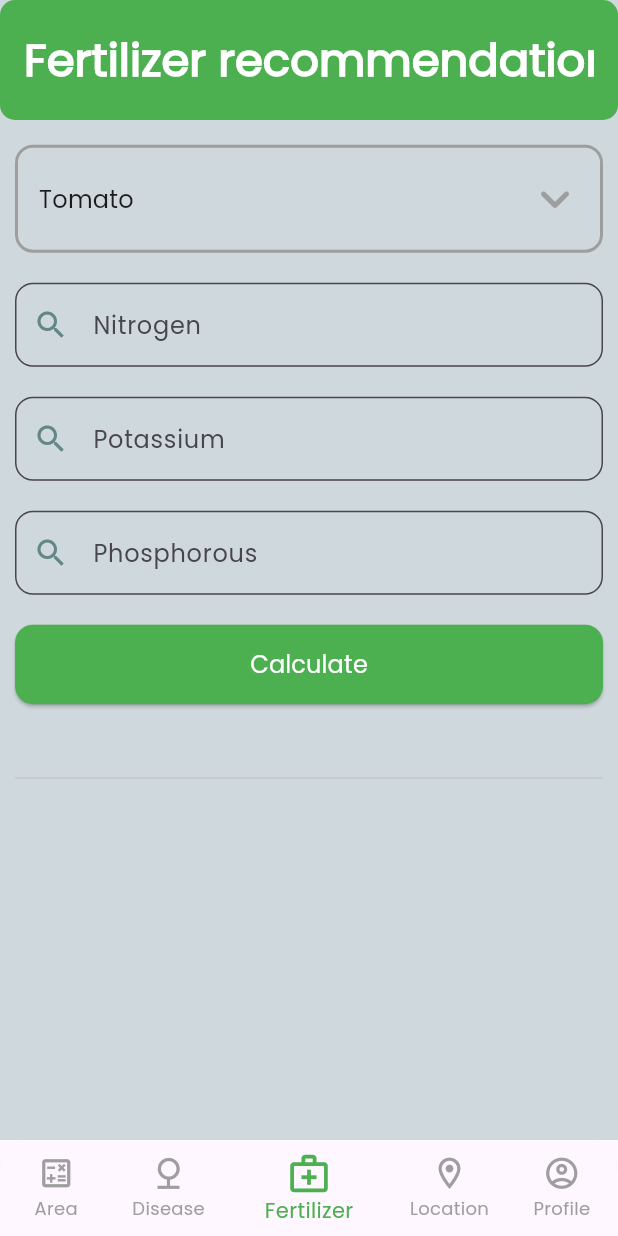
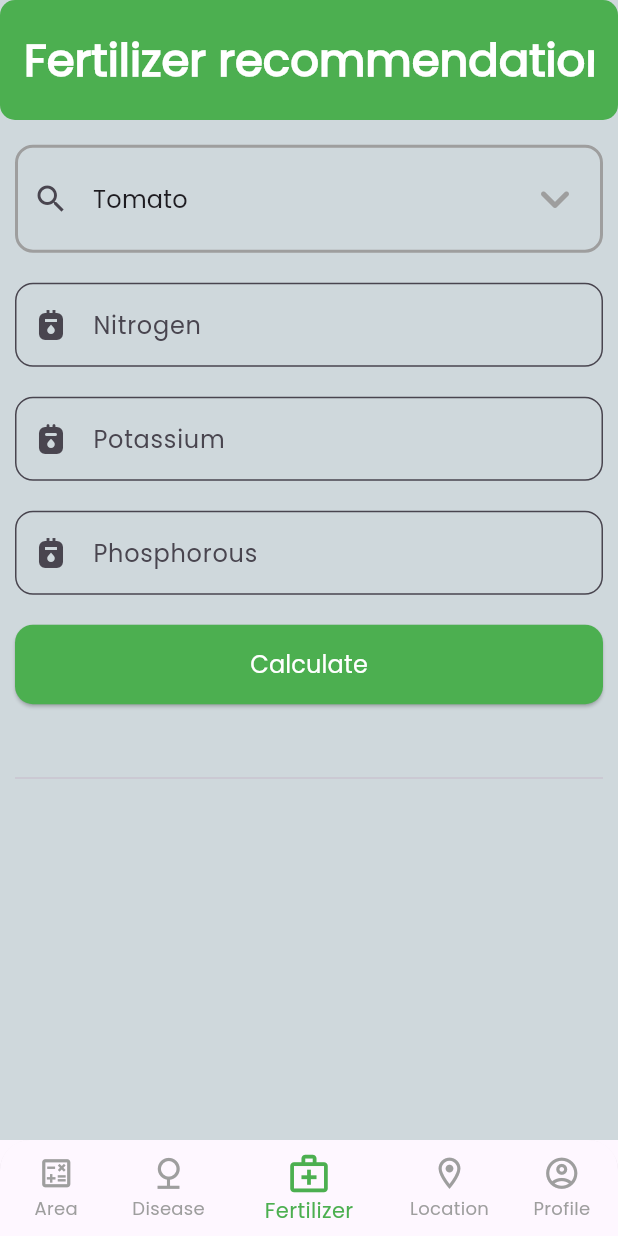
Before and after one commit to nandanmagdum/INDRA_APP, a Flutter app: the screen it shows once a user with an empty profile is signed in, item 3 of the bottom bar chosen, on a phone screen of 412 x 824 dp. Run offline on Flutter 3.47's test engine with Material 3 defaults, Android fonts, the phone set to English and light mode, and no system bars; our stand-ins replace dio, firebase_auth, firebase_core, flutter_riverpod, flutter_screenutil, flutter_spinkit and 8 more; missing offline and left inert: mutex, tflite; accounts and stored records are empty; network calls fail.

Commit message:
done with fertilizer recommendation

```diff
--- a/lib/features/fertilizer_recommedator/fertilizer_recommedator.dart
+++ b/lib/features/fertilizer_recommedator/fertilizer_recommedator.dart
@@ -1,9 +1,12 @@
+import 'package:flutter/cupertino.dart';
 import 'package:flutter/material.dart';
 import 'package:flutter/services.dart';
 import 'package:flutter/widgets.dart';
 import 'package:flutter_riverpod/flutter_riverpod.dart';
 import 'package:flutter_screenutil/flutter_screenutil.dart';
+import 'package:flutter_spinkit/flutter_spinkit.dart';
 import 'package:version1/features/fertilizer_recommedator/fertilizer_serivces.dart';
+import 'package:version1/utils/colors.dart';
 
 // final cropProvider = StateProvider<String>((ref) => "Tomato");
 
@@ -30,6 +33,10 @@ class _RecommdatorState extends State<Recommdator> {
     "Jowar(Sorghum)",
     "Barley(JAV)"
   ];
+
+  final _controller = TextEditingController();
+
+  String? _errorMessage;
 
   @override
   Widget build(BuildContext context) {
@@ -62,8 +69,10 @@ class _RecommdatorState extends State<Recommdator> {
                 child: DropdownButtonFormField(
                   icon: const Icon(Icons.keyboard_arrow_down_rounded),
                   iconSize: 40,
+
                   iconEnabledColor: Colors.grey,
                   decoration: InputDecoration(
+                    prefixIcon: const Icon(Icons.search),
                     filled: true,
                     fillColor: Colors.transparent,
                     enabledBorder: OutlineInputBorder(
@@ -95,19 +104,24 @@ class _RecommdatorState extends State<Recommdator> {
                   }).toList(),
                   onChanged: (String? newValue) {
                     crop = newValue!;
-                    crop = newValue;
                   },
                 ),
               ),
               const SizedBox(height: 20),
               customTextField(
-                  kcontroller: nitrogenController, hintText: "Nitrogen"),
+                  kcontroller: nitrogenController,
+                  hintText: "Nitrogen",
+                  icon: const Icon(Icons.gas_meter)),
               const SizedBox(height: 20),
               customTextField(
-                  kcontroller: potassiumController, hintText: "Potassium"),
+                  kcontroller: potassiumController,
+                  hintText: "Potassium",
+                  icon: const Icon(Icons.gas_meter_rounded)),
               const SizedBox(height: 20),
               customTextField(
-                  kcontroller: phosphorousController, hintText: "Phosphorous"),
+                  kcontroller: phosphorousController,
+                  hintText: "Phosphorous",
+                  icon: const Icon(Icons.gas_meter)),
               const SizedBox(height: 20),
               ElevatedButton(
                 onPressed: () {
@@ -147,23 +161,36 @@ class _RecommdatorState extends State<Recommdator> {
                       builder: (BuildContext context, snapshot) {
                         if (snapshot.connectionState ==
                             ConnectionState.waiting) {
-                          return CircularProgressIndicator();
+                          return const SpinKitCircle(color: primaryColor);
                         } else if (snapshot.hasError) {
                           return const Text("Error!");
                         } else {
                           print("************ ${snapshot.data}");
                           if (snapshot.hasData) {
                             return Column(
+                              crossAxisAlignment: CrossAxisAlignment.start,
                               children: [
-                                Text(snapshot.data["recommendation"]["message"]
-                                    .toString()),
-                                Text(snapshot.data["recommendation"]
-                                        ["suggestions"]
-                                    .toString()),
-                                ListView.builder(
+                                Padding(
+                                  padding: const EdgeInsets.symmetric(
+                                      horizontal: 10.0),
+                                  child: Text(
+                                      snapshot.data["recommendation"]["message"]
+                                          .toString(),
+                                      style: Theme.of(context)
+                                          .textTheme
+                                          .headlineSmall),
+                                ),
+                                const SizedBox(height: 20),
+                                Padding(
+                                  padding: const EdgeInsets.symmetric(
+                                      horizontal: 8.0),
+                                  child: ListView.builder(
+                                    shrinkWrap: true,
+
                                     itemCount: snapshot
                                         .data["recommendation"]["suggestions"]
                                         .length,
+                                    // itemCount: 10,
                                     itemBuilder:
                                         (BuildContext context, int index) {
                                       return Card(
@@ -173,6 +200,7 @@ class _RecommdatorState extends State<Recommdator> {
                                                 ["suggestions"][index]),
                                       ));
                                     },
+                                  ),
                                 )
                               ],
                             );
@@ -189,31 +217,29 @@ class _RecommdatorState extends State<Recommdator> {
     );
   }
 
-  String validateNumber(String value) {
+  String? validateNumber(String value) {
     if (value.isEmpty) {
-      return 'Please enter a value.'; // Handle empty input
+      return 'Please enter a value.';
     }
     final number = int.tryParse(value);
     if (number == null) {
-      return 'Please enter a valid number.'; // Handle non-numeric input
+      return 'Please enter a valid number.';
     }
     if (number > 60) {
       return 'Value must be less than or equal to 60.';
     }
-    return "null"; // Input is valid
+    return null; // Input is valid, no error message
   }
 
   Widget customTextField(
           {required final TextEditingController kcontroller,
           required final hintText,
-          final icon = const Icon(
-            Icons.search,
-            color: Color(0xFF638787),
-          )}) =>
+          required final icon}) =>
       TextFormField(
         controller: kcontroller,
         onChanged: (value) {
           kcontroller.text = value;
+          _errorMessage = validateNumber(value);
         },
         // maxLength: 2,
         inputFormatters: [
@@ -229,14 +255,15 @@ class _RecommdatorState extends State<Recommdator> {
           }
           return null; // Input is valid
         },
+
         keyboardType: TextInputType.number,
         decoration: InputDecoration(
-          prefixIcon: const Icon(
-            Icons.search,
-            color: Color(0xFF638787),
-          ),
+          labelText: hintText,
+          errorText: _errorMessage, // Display error message if any
+
+          prefixIcon: icon,
           fillColor: Colors.transparent,
-          hintText: hintText,
+          hintText: "Enter a nujmber (max 60)",
           filled: true,
           iconColor: const Color(0xFF638787),
           border: OutlineInputBorder(
--- a/lib/main.dart
+++ b/lib/main.dart
@@ -2,6 +2,7 @@ import 'package:firebase_core/firebase_core.dart';
 import 'package:flutter/material.dart';
 import 'package:flutter_riverpod/flutter_riverpod.dart';
 import 'package:flutter_screenutil/flutter_screenutil.dart';
+import 'package:shared_preferences/shared_preferences.dart';
 import 'package:version1/firebase_options.dart';
 
 import 'features/auth/splash_screen.dart';
@@ -12,8 +13,26 @@ void main() async {
   runApp(const ProviderScope(child: MyApp()));
 }
 
-class MyApp extends StatelessWidget {
+class MyApp extends StatefulWidget {
   const MyApp({super.key});
+
+  @override
+  State<MyApp> createState() => _MyAppState();
+}
+
+class _MyAppState extends State<MyApp> {
+  void intializer() async {
+    SharedPreferences prefs = await SharedPreferences.getInstance();
+    prefs.setString("country", "US");
+    prefs.setString("lang", "en");
+  }
+
+  @override
+  void initState() {
+    // TODO: implemenct initState
+    intializer();
+    super.initState();
+  }
 
   @override
   Widget build(BuildContext context) {
```
Lines whose indentation alone changed are shown as unchanged.
